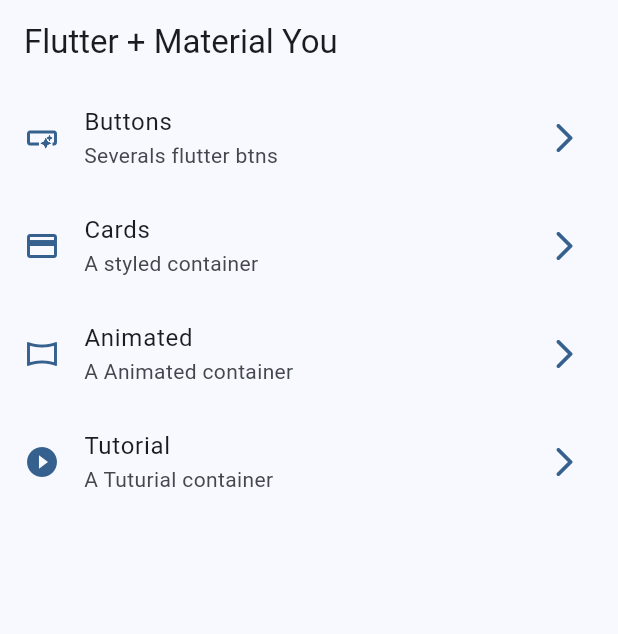
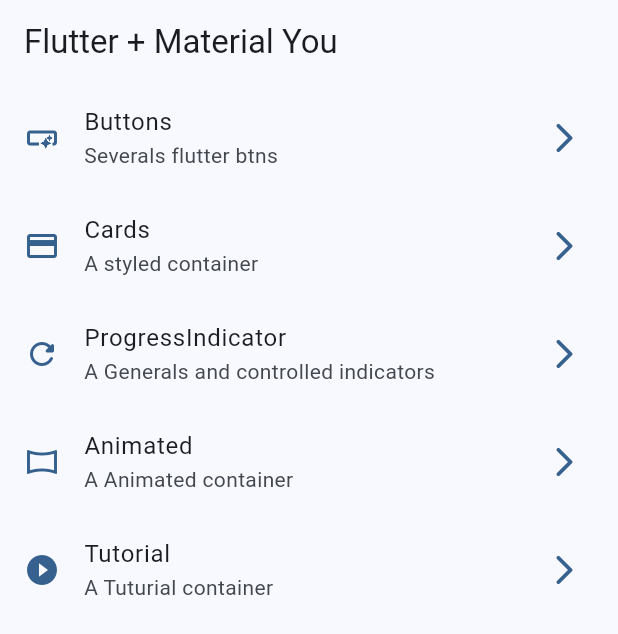
Before and after one commit to rabindranathfv/widget_app, a Flutter app: the screen it shows after launch, on a phone screen of 412 x 824 dp. Shown: the top 634 px of the screen. Run offline on Flutter 3.47's test engine with Material 3 defaults, Android fonts, the phone set to English and light mode, and no system bars; our stand-ins replace go_router.

Commit message:
progress indicator finish

```diff
--- a/lib/config/menu/menu_items.dart
+++ b/lib/config/menu/menu_items.dart
@@ -26,6 +26,11 @@
       link: '/cards',
       icon: Icons.credit_card),
   MenuItem(
+      title: 'ProgressIndicator',
+      subTitle: 'A Generals and controlled indicators ',
+      link: '/progress',
+      icon: Icons.refresh_rounded),
+  MenuItem(
       title: 'Animated',
       subTitle: 'A Animated container',
       link: '/animated',
--- a/lib/config/router/app_router.dart
+++ b/lib/config/router/app_router.dart
@@ -15,6 +15,10 @@
       name: CardsScreen.name,
       builder: (context, state) => const CardsScreen()),
   GoRoute(
+      path: '/progress',
+      name: ProgressScreen.name,
+      builder: (context, state) => const ProgressScreen()),
+  GoRoute(
       path: '/animated',
       name: AnimatedScreen.name,
       builder: (context, state) => const AnimatedScreen()),
```
Also changed, not shown: lib/presentation/screens/progress/progress_screen.dart (+72 -4 lines).
